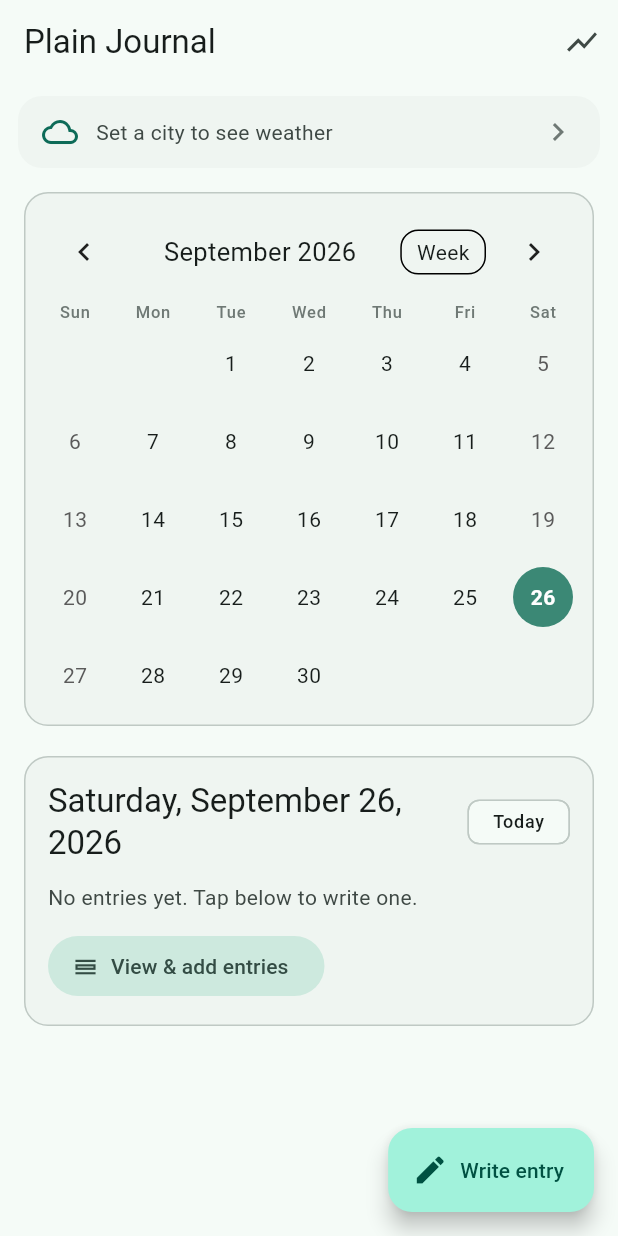
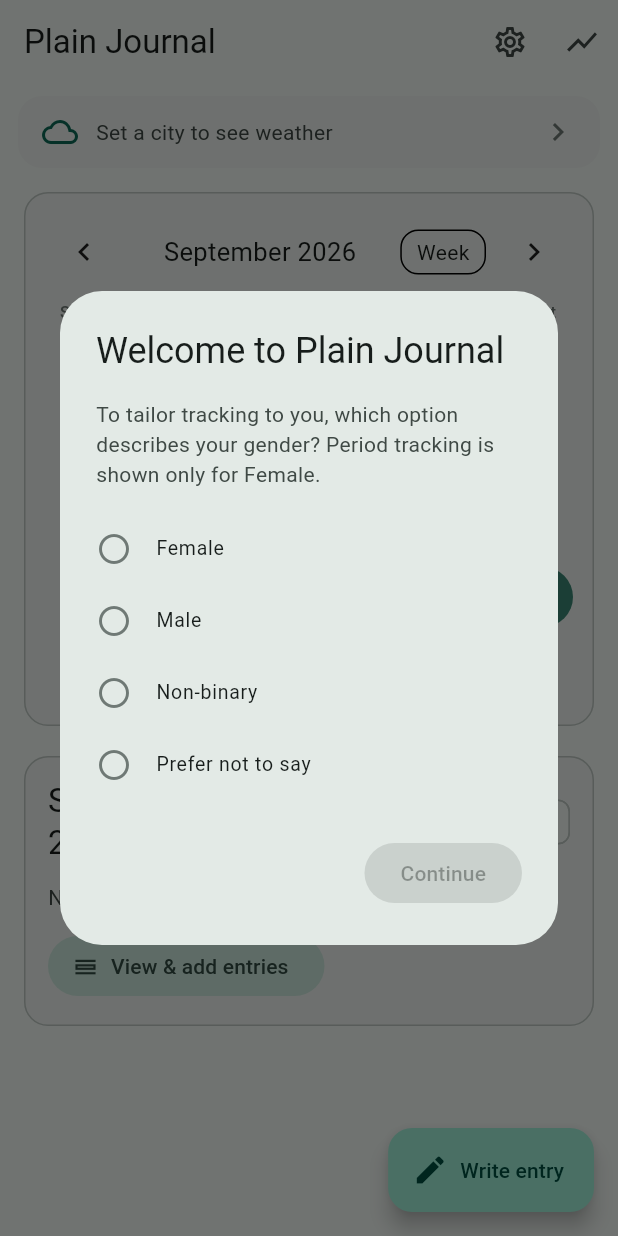
Before and after one commit to logan37/plain_journal, a Flutter app: the screen it shows after launch, on a phone screen of 412 x 824 dp. Run offline on Flutter 3.47's test engine with Material 3 defaults, Android fonts, the phone set to English and light mode, and no system bars; drawn by our look-alikes of table_calendar; our stand-ins replace shared_preferences.

Commit message:
Add gender setting that controls period tracking visibility
- New gender model + first-run onboarding dialog (choose Female/Male/Non-binary/Prefer not to say)
- Settings screen to review/change gender, plus home app-bar entry
- Period UI (calendar dots, day cards, editor switch, stats card) shown only when gender is female
- Persist gender via repository; update tests; add onboarding screenshots

```diff
--- a/lib/data/journal_repository.dart
+++ b/lib/data/journal_repository.dart
@@ -1,3 +1,4 @@
+import '../models/gender.dart';
 import '../models/journal_entry.dart';
 import '../models/weather_models.dart';
 
@@ -21,4 +22,8 @@
   /// Custom tags the user has created beyond the built-in defaults.
   Future<List<String>> loadCustomTags();
   Future<void> saveCustomTags(List<String> tags);
+
+  /// The user's gender, or null if never set.
+  Future<Gender?> loadGender();
+  Future<void> saveGender(Gender gender);
 }
--- a/lib/data/local_journal_repository.dart
+++ b/lib/data/local_journal_repository.dart
@@ -2,6 +2,7 @@
 
 import 'package:shared_preferences/shared_preferences.dart';
 
+import '../models/gender.dart';
 import '../models/journal_entry.dart';
 import '../models/weather_models.dart';
 import 'journal_repository.dart';
@@ -15,6 +16,7 @@
   static const _entriesKey = 'journal.entries';
   static const _cityKey = 'journal.city';
   static const _customTagsKey = 'journal.customTags';
+  static const _genderKey = 'journal.gender';
 
   @override
   Future<List<JournalEntry>> loadEntries() async {
@@ -71,4 +73,18 @@
     final prefs = await SharedPreferences.getInstance();
     await prefs.setStringList(_customTagsKey, tags.toSet().toList());
   }
+
+  @override
+  Future<Gender?> loadGender() async {
+    final prefs = await SharedPreferences.getInstance();
+    final name = prefs.getString(_genderKey);
+    if (name == null || name.isEmpty) return null;
+    return Gender.fromName(name);
+  }
+
+  @override
+  Future<void> saveGender(Gender gender) async {
+    final prefs = await SharedPreferences.getInstance();
+    await prefs.setString(_genderKey, gender.name);
+  }
 }
--- /dev/null
+++ b/lib/models/gender.dart
@@ -0,0 +1,21 @@
+/// The user's gender identity, used to tailor tracking features.
+///
+/// Period tracking is offered only when the user selects [female].
+enum Gender {
+  female(label: 'Female'),
+  male(label: 'Male'),
+  nonBinary(label: 'Non-binary'),
+  preferNotToSay(label: 'Prefer not to say'),
+  ;
+
+  const Gender({required this.label});
+
+  final String label;
+
+  static Gender? fromName(String? name) {
+    for (final gender in Gender.values) {
+      if (gender.name == name) return gender;
+    }
+    return null;
+  }
+}
--- a/lib/screens/day_screen.dart
+++ b/lib/screens/day_screen.dart
@@ -44,6 +44,7 @@
                 for (final entry in entries)
                   _EntryCard(
                     entry: entry,
+                    showPeriod: app.showPeriodTracking,
                     onEdit: () => _editEntry(entry),
                     onDelete: () => _deleteEntry(entry),
                   ),
@@ -203,11 +204,13 @@
 class _EntryCard extends StatelessWidget {
   const _EntryCard({
     required this.entry,
+    required this.showPeriod,
     required this.onEdit,
     required this.onDelete,
   });
 
   final JournalEntry entry;
+  final bool showPeriod;
   final VoidCallback onEdit;
   final VoidCallback onDelete;
 
@@ -245,7 +248,7 @@
                     ),
                   ),
                 ),
-                if (entry.hasPeriod)
+                if (showPeriod && entry.hasPeriod)
                   const Icon(Icons.favorite, size: 18, color: Color(0xFFE91E63)),
                 IconButton(
                   tooltip: 'Edit',
--- a/lib/screens/entry_editor_screen.dart
+++ b/lib/screens/entry_editor_screen.dart
@@ -157,6 +157,7 @@
             onAddSuggestion: widget.app.addCustomTag,
             hintText: 'Add a tag',
           ),
+          if (widget.app.showPeriodTracking) ...[
             const SizedBox(height: 24),
             SwitchListTile(
               contentPadding: EdgeInsets.zero,
@@ -170,6 +171,7 @@
               onChanged: (value) => setState(() => _hasPeriod = value),
             ),
           ],
+        ],
       ),
     );
   }
--- a/lib/screens/home_screen.dart
+++ b/lib/screens/home_screen.dart
@@ -5,6 +5,7 @@
 import '../state/app_state.dart';
 import '../utils/date_utils.dart' as utils;
 import 'day_screen.dart';
+import 'settings_screen.dart';
 import 'stats_screen.dart';
 import 'weather_screen.dart';
 
@@ -35,7 +36,20 @@
     final today = utils.dayOnly(DateTime.now());
     _focusedDay = today;
     _selectedDay = today;
-    widget.app.ensureLoaded();
+    widget.app.ensureLoaded().then((_) => _maybePromptGender());
+  }
+
+  /// Shows the first-run gender dialog once data has loaded and the first
+  /// frame is on screen.
+  Future<void> _maybePromptGender() async {
+    if (!mounted || widget.app.gender != null) return;
+    await Future<void>.delayed(const Duration(milliseconds: 400));
+    if (!mounted || widget.app.gender != null) return;
+    await showDialog<void>(
+      context: context,
+      barrierDismissible: false,
+      builder: (_) => GenderOnboardingDialog(app: widget.app),
+    );
   }
 
   List<_DayMarker> _eventLoader(DateTime day) {
@@ -44,7 +58,7 @@
     return [
       _DayMarker(
         widget.app.bestMoodForDay(day)?.color,
-        widget.app.isPeriodDay(day),
+        widget.app.showPeriodTracking && widget.app.isPeriodDay(day),
       ),
     ];
   }
@@ -58,6 +72,15 @@
       appBar: AppBar(
         title: const Text('Plain Journal'),
         actions: [
+          IconButton(
+            tooltip: 'Settings',
+            icon: const Icon(Icons.settings_outlined),
+            onPressed: () => Navigator.of(context).push(
+              MaterialPageRoute(
+                builder: (_) => SettingsScreen(app: app),
+              ),
+            ),
+          ),
           IconButton(
             tooltip: 'Stats',
             icon: const Icon(Icons.show_chart),
@@ -324,7 +347,7 @@
     final mood = app.bestMoodForDay(date);
     final tags = app.tagsForDay(date);
     final isToday = utils.isSameDay(date, DateTime.now());
-    final isPeriod = app.isPeriodDay(date);
+    final isPeriod = app.showPeriodTracking && app.isPeriodDay(date);
 
     return Card(
       elevation: 0,
--- /dev/null
+++ b/lib/screens/settings_screen.dart
@@ -0,0 +1,129 @@
+import 'package:flutter/material.dart';
+
+import '../models/gender.dart';
+import '../state/app_state.dart';
+import '../widgets/gender_options.dart';
+
+/// App preferences: currently the user's gender, which controls whether
+/// period tracking appears anywhere in the app.
+class SettingsScreen extends StatefulWidget {
+  const SettingsScreen({super.key, required this.app});
+
+  final AppState app;
+
+  @override
+  State<SettingsScreen> createState() => _SettingsScreenState();
+}
+
+class _SettingsScreenState extends State<SettingsScreen> {
+  Gender? _selected;
+
+  @override
+  Widget build(BuildContext context) {
+    final theme = Theme.of(context);
+    final app = widget.app;
+    return Scaffold(
+      appBar: AppBar(title: const Text('Settings')),
+      body: ListenableBuilder(
+        listenable: app,
+        builder: (context, _) {
+          final selected = _selected ?? app.gender;
+          return ListView(
+            padding: const EdgeInsets.all(16),
+            children: [
+              Text('Tracking preferences', style: theme.textTheme.titleMedium),
+              const SizedBox(height: 8),
+              Card(
+                elevation: 0,
+                color: theme.colorScheme.surfaceContainerLow,
+                shape: RoundedRectangleBorder(
+                  borderRadius: BorderRadius.circular(16),
+                  side: BorderSide(color: theme.colorScheme.outlineVariant),
+                ),
+                child: Padding(
+                  padding: const EdgeInsets.symmetric(
+                    horizontal: 16,
+                    vertical: 8,
+                  ),
+                  child: GenderOptionsList(
+                    selected: selected,
+                    onChanged: (gender) {
+                      setState(() => _selected = gender);
+                      app.setGender(gender);
+                    },
+                  ),
+                ),
+              ),
+              const SizedBox(height: 12),
+              Text(
+                app.showPeriodTracking
+                    ? 'Period tracking is enabled and visible throughout the app.'
+                    : 'Period tracking is hidden. It is shown only when gender '
+                          'is set to Female.',
+                style: theme.textTheme.bodySmall?.copyWith(
+                  color: theme.colorScheme.onSurfaceVariant,
+                ),
+              ),
+            ],
+          );
+        },
+      ),
+    );
+  }
+}
+
+/// First-run dialog asking the user to choose a gender.
+///
+/// The dialog cannot be dismissed without making a choice so that period
+/// tracking visibility is always defined after onboarding.
+class GenderOnboardingDialog extends StatefulWidget {
+  const GenderOnboardingDialog({super.key, required this.app});
+
+  final AppState app;
+
+  @override
+  State<GenderOnboardingDialog> createState() => _GenderOnboardingDialogState();
+}
+
+class _GenderOnboardingDialogState extends State<GenderOnboardingDialog> {
+  Gender? _selected;
+
+  @override
+  Widget build(BuildContext context) {
+    final theme = Theme.of(context);
+    return AlertDialog(
+      scrollable: true,
+      title: const Text('Welcome to Plain Journal'),
+      content: Column(
+        mainAxisSize: MainAxisSize.min,
+        crossAxisAlignment: CrossAxisAlignment.start,
+        children: [
+          Text(
+            'To tailor tracking to you, which option describes your '
+            'gender? Period tracking is shown only for Female.',
+            style: theme.textTheme.bodyMedium?.copyWith(
+              color: theme.colorScheme.onSurfaceVariant,
+            ),
+          ),
+          const SizedBox(height: 16),
+          GenderOptionsList(
+            selected: _selected,
+            onChanged: (gender) => setState(() => _selected = gender),
+          ),
+        ],
+      ),
+      actions: [
+        FilledButton(
+          onPressed: _selected == null
+              ? null
+              : () async {
+                  final gender = _selected!;
+                  await widget.app.setGender(gender);
+                  if (context.mounted) Navigator.of(context).pop();
+                },
+          child: const Text('Continue'),
+        ),
+      ],
+    );
+  }
+}
--- a/lib/screens/stats_screen.dart
+++ b/lib/screens/stats_screen.dart
@@ -77,6 +77,7 @@
               const SizedBox(height: 12),
               Row(
                 children: [
+                  if (app.showPeriodTracking) ...[
                     _StatCard(
                       icon: Icons.favorite,
                       value: '${app.periodDayCount}',
@@ -84,6 +85,7 @@
                       color: const Color(0xFFE91E63),
                     ),
                     const SizedBox(width: 10),
+                  ],
                   _StatCard(
                     icon: Icons.label_outline,
                     value: '${app.tagCounts().length}',
--- a/lib/state/app_state.dart
+++ b/lib/state/app_state.dart
@@ -5,6 +5,7 @@
 import 'package:flutter/foundation.dart';
 
 import '../data/journal_repository.dart';
+import '../models/gender.dart';
 import '../models/journal_entry.dart';
 import '../models/mood.dart';
 import '../models/weather_models.dart';
@@ -45,6 +46,7 @@
 
   CityLocation? _city;
   List<String> _customTags = [];
+  Gender? _gender;
 
   WeatherBundle? _weather;
   String? _weatherError;
@@ -55,6 +57,11 @@
 
   CityLocation? get city => _city;
   List<String> get customTags => List.unmodifiable(_customTags);
+  Gender? get gender => _gender;
+
+  /// Whether period-related tracking controls should be shown.
+  bool get showPeriodTracking => _gender == Gender.female;
+
   WeatherBundle? get weather => _weather;
   bool get weatherLoading => _weatherLoading;
   String? get weatherError => _weatherError;
@@ -75,11 +82,13 @@
       repository.loadEntries(),
       repository.loadCity(),
       repository.loadCustomTags(),
+      repository.loadGender(),
     ]);
 
     _entries = results[0] as List<JournalEntry>;
     _city = results[1] as CityLocation?;
     _customTags = results[2] as List<String>;
+    _gender = results[3] as Gender?;
 
     _index();
     _loaded = true;
@@ -161,6 +170,13 @@
     _customTags.add(trimmed);
     repository.saveCustomTags(_customTags);
     notifyListeners();
+  }
+
+  /// Sets the user's gender and persists it.
+  Future<void> setGender(Gender gender) async {
+    _gender = gender;
+    notifyListeners();
+    await repository.saveGender(gender);
   }
 
   // ---- Weather -----------------------------------------------------------
--- /dev/null
+++ b/lib/widgets/gender_options.dart
@@ -0,0 +1,40 @@
+import 'package:flutter/material.dart';
+
+import '../models/gender.dart';
+
+/// Vertical list of gender options with radio-style leading icons.
+class GenderOptionsList extends StatelessWidget {
+  const GenderOptionsList({
+    super.key,
+    required this.selected,
+    required this.onChanged,
+  });
+
+  final Gender? selected;
+  final ValueChanged<Gender> onChanged;
+
+  @override
+  Widget build(BuildContext context) {
+    final theme = Theme.of(context);
+    return Column(
+      mainAxisSize: MainAxisSize.min,
+      children: [
+        for (final gender in Gender.values)
+          ListTile(
+            contentPadding: EdgeInsets.zero,
+            dense: true,
+            leading: Icon(
+              selected == gender
+                  ? Icons.radio_button_checked
+                  : Icons.radio_button_unchecked,
+              color: selected == gender
+                  ? theme.colorScheme.primary
+                  : theme.colorScheme.outline,
+            ),
+            title: Text(gender.label),
+            onTap: () => onChanged(gender),
+          ),
+      ],
+    );
+  }
+}
```
Also changed, not shown: 8 other files. Lines whose indentation alone changed are shown as unchanged.
